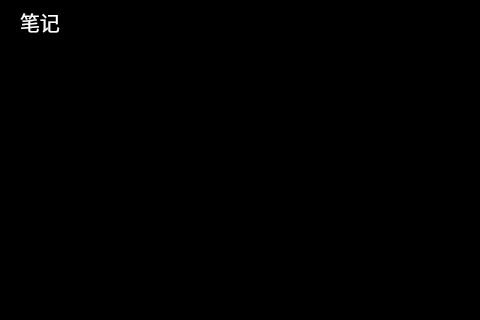
Above: src/plugins/ukui_notebook/widget.ui from ukui/ukui-sidebar before the change; both pictures show x 0 to 480 and y 0 to 320 of the 568 by 542 pixel window. Below: the same form after it.
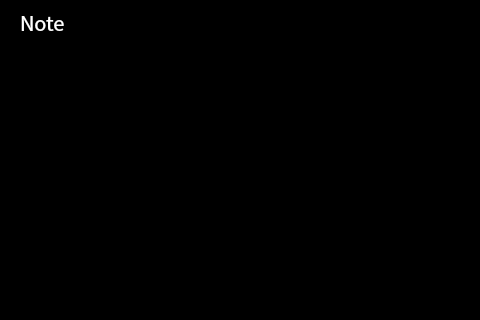
That is the form after the change.

What changed in the file:
```diff
--- a/src/plugins/ukui_notebook/widget.ui
+++ b/src/plugins/ukui_notebook/widget.ui
@@ -86,7 +86,7 @@
 color: rgb(255, 255, 255);</string>
    </property>
    <property name="text">
-    <string>笔记</string>
+    <string>Note</string>
    </property>
   </widget>
   <widget class="QListWidget" name="listWidget">
```
